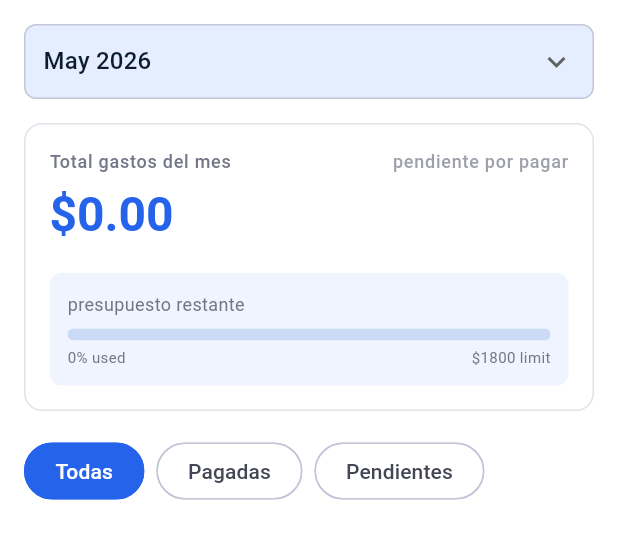
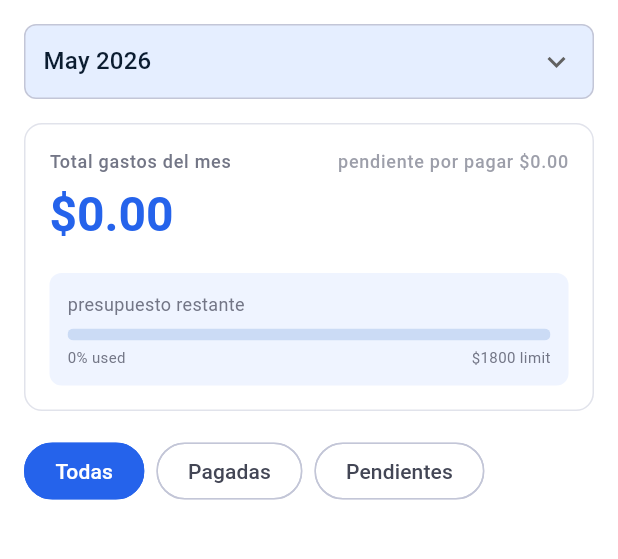
Before and after one commit to fvalenzuela-dev/movil_home_pay, a Flutter app: the ListaCuentasPage screen opened by its route, on a phone screen of 412 x 824 dp, the part 90-649 px from its top. Run offline on Flutter 3.47's test engine with Material 3 defaults, Android fonts, the phone set to English and light mode, and no system bars; our stand-ins replace dio, equatable, flutter_bloc, flutter_dotenv, get_it, go_router; missing offline and left inert: clerk_auth, clerk_flutter; network calls fail.

Commit message:
fix(dashboard): show pending amount (total - paid) in label

```diff
--- a/lib/features/cuentas/presentation/pages/lista_cuentas_page.dart
+++ b/lib/features/cuentas/presentation/pages/lista_cuentas_page.dart
@@ -186,10 +186,12 @@ class _ListaCuentasPageState extends State<ListaCuentasPage> {
     return BlocBuilder<CuentasBloc, CuentasState>(
       builder: (context, state) {
         double totalSpending = 0;
+        double totalPendiente = 0;
         const double budgetLimit = 1800;
 
         if (state is CuentasLoaded) {
           totalSpending = state.cuentas.fold(0, (sum, c) => sum + c.monto);
+          totalPendiente = state.cuentas.fold(0, (sum, c) => sum + c.saldo);
         }
 
         final percentage = budgetLimit > 0 ? (totalSpending / budgetLimit * 100).clamp(0, 100) : 0;
@@ -218,7 +220,7 @@ class _ListaCuentasPageState extends State<ListaCuentasPage> {
                     ),
                   ),
                   Text(
-                    'pendiente por pagar',
+                    'pendiente por pagar \$${totalPendiente.toStringAsFixed(2)}',
                     style: TextStyle(
                       fontSize: 12,
                       fontWeight: FontWeight.w500,
```
